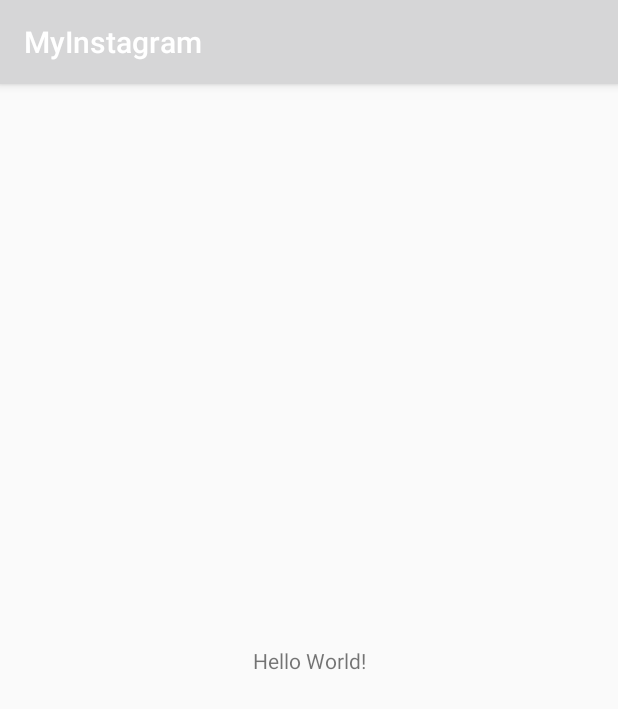
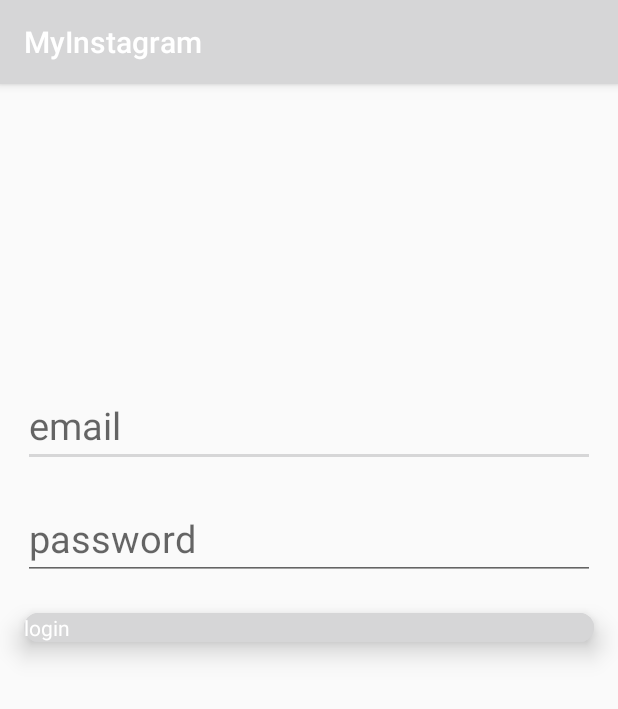
Before and after one commit to ZhouXing19/CodePath_Flixster, an Android app: the screen it shows after launch (MainActivity before the commit, LoginActivity after it), on a phone screen of 412 x 824 dp. Shown: the top 709 px of the screen. Run offline under Robolectric (Android 15) with nearby library versions, the phone set to English and light mode, and no system bars; libraries missing offline, so code that uses them is left out: com.parse; 3 statements that could not run were skipped.

Commit message:
Added ParseApplication, refering to https://dashboard.back4app.com/apidocs/rIGVkCa2kGikARND7hj2EsiNlBGf6ZXIWdjiaCm1?java#installing-parse-sdk

```diff
--- a/MyInstagram/app/build.gradle
+++ b/MyInstagram/app/build.gradle
@@ -30,5 +30,6 @@ dependencies {
     testImplementation 'junit:junit:4.12'
     androidTestImplementation 'androidx.test.ext:junit:1.1.2'
     androidTestImplementation 'androidx.test.espresso:espresso-core:3.3.0'
+    implementation "com.github.parse-community.Parse-SDK-Android:parse:1.18.5"
 
 }
--- a/MyInstagram/app/src/main/java/com/example/myinstagram/LoginActivity.java
+++ b/MyInstagram/app/src/main/java/com/example/myinstagram/LoginActivity.java
@@ -3,12 +3,42 @@ package com.example.myinstagram;
 import androidx.appcompat.app.AppCompatActivity;
 
 import android.os.Bundle;
+import android.util.Log;
+import android.view.View;
+import android.widget.EditText;
+
+import com.google.android.material.floatingactionbutton.FloatingActionButton;
 
 public class LoginActivity extends AppCompatActivity {
+
+    public static final String TAG = "LoginActivity";
+
+    private EditText etEmail;
+    private EditText etPassword;
+    private FloatingActionButton loginBtn;
 
     @Override
     protected void onCreate(Bundle savedInstanceState) {
         super.onCreate(savedInstanceState);
         setContentView(R.layout.activity_login);
+
+        etEmail = findViewById(R.id.etEmail);
+        etPassword = findViewById(R.id.etPassword);
+        loginBtn = findViewById(R.id.loginBtn);
+
+        loginBtn.setOnClickListener(new View.OnClickListener() {
+            @Override
+            public void onClick(View v) {
+                Log.i(TAG, "onCLick butn");
+                String username = etEmail.getText().toString();
+                String password = etEmail.getText().toString();
+                loginUser(username, password);
+            }
+
+            private void loginUser(String username, String password) {
+                Log.i(TAG, "loginUser: Attempts to login!");
+
+            }
+        });
     }
 }
--- /dev/null
+++ b/MyInstagram/app/src/main/java/com/example/myinstagram/ParseApplication.java
@@ -0,0 +1,18 @@
+package com.example.myinstagram;
+
+import android.app.Application;
+
+import com.parse.Parse;
+
+public class ParseApplication extends Application {
+    @Override
+    public void onCreate() {
+        super.onCreate();
+
+        Parse.initialize(new Parse.Configuration.Builder(this)
+                .applicationId("rIGVkCa2kGikARND7hj2EsiNlBGf6ZXIWdjiaCm1")
+                .clientKey("9ZQ5aqRsDaUzQoJS8Fk8IAkhEgyFI4xcVpmDU4EA")
+                .server("https://parseapi.back4app.com")
+                .build());
+    }
+}
--- a/MyInstagram/app/src/main/res/layout/activity_login.xml
+++ b/MyInstagram/app/src/main/res/layout/activity_login.xml
@@ -6,8 +6,8 @@
     android:layout_height="match_parent"
     tools:context=".LoginActivity">
 
-    <TextView
-    android:id="@+id/tvEmail"
+    <EditText
+    android:id="@+id/etEmail"
     android:layout_marginTop="200dp"
     android:layout_width="match_parent"
     android:layout_alignParentTop="true"
@@ -18,28 +18,29 @@
     android:layout_height="wrap_content"
     android:textSize="25dp"
 
-    android:text="email"
+    android:hint="email"
     tools:ignore="MissingConstraints" />
 
-    <TextView
-        android:id="@+id/tvPassword"
+    <EditText
+        android:id="@+id/etPassword"
         android:layout_marginTop="20dp"
         android:layout_width="match_parent"
-        android:layout_below="@+id/tvEmail"
+        android:layout_below="@+id/etEmail"
         android:layout_alignParentEnd="true"
         android:layout_marginStart="15dp"
         android:layout_marginEnd="15dp"
         android:layout_alignParentStart="true"
         android:layout_height="wrap_content"
+        android:inputType="textPassword"
         android:textSize="25dp"
 
-        android:text="password"
+        android:hint="password"
         tools:ignore="MissingConstraints" />
 
     <com.google.android.material.floatingactionbutton.ExtendedFloatingActionButton
-        android:id="@+id/extended_fab"
+        android:id="@+id/loginBtn"
         android:layout_width="match_parent"
-        android:layout_below="@+id/tvPassword"
+        android:layout_below="@+id/etPassword"
         android:layout_marginTop="20dp"
         android:backgroundTint="@color/danganRed"
         android:textColor="@android:color/white"
--- a/MyInstagram/build.gradle
+++ b/MyInstagram/build.gradle
@@ -16,6 +16,7 @@ allprojects {
     repositories {
         google()
         jcenter()
+        maven { url "https://jitpack.io" }
     }
 }
 
```
Also changed, not shown: MyInstagram/app/src/main/AndroidManifest.xml (+8 -2 lines).
